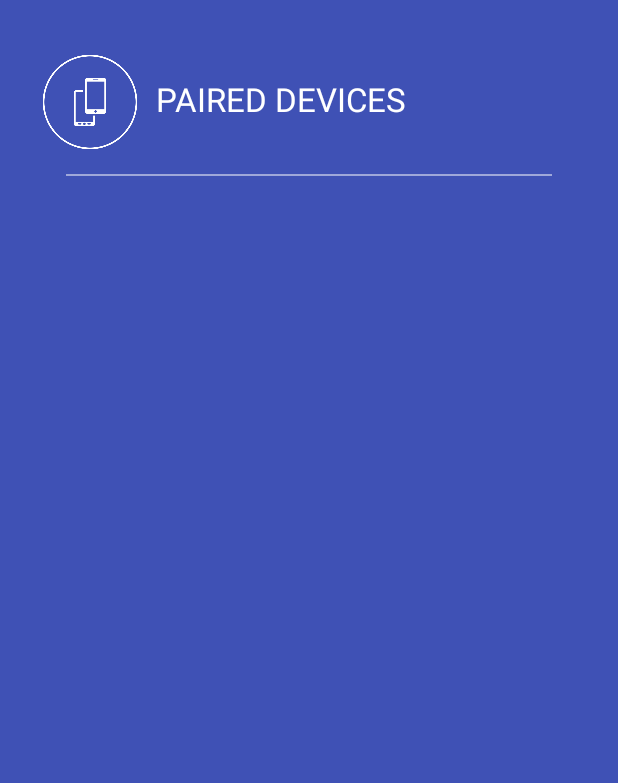
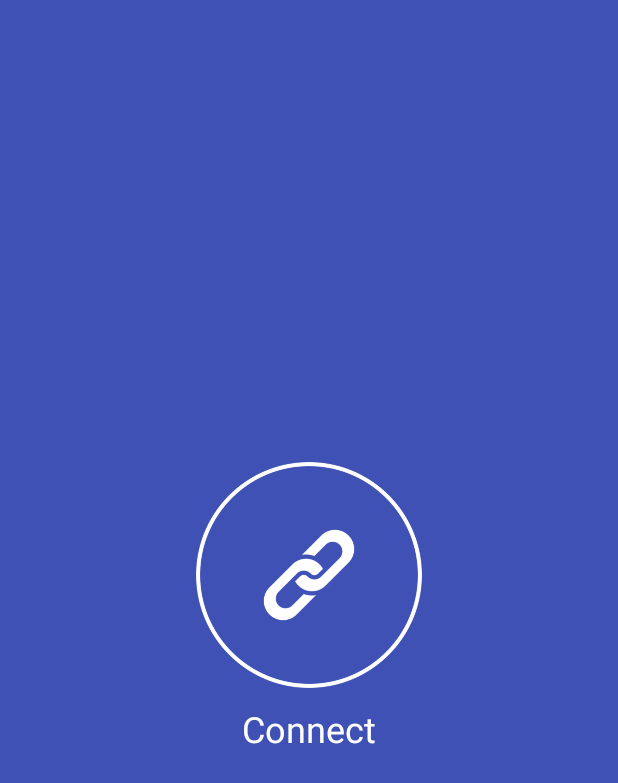
Before and after one commit to SonhnLab/ConstructionVehicle, an Android app: the screen it shows after launch (BluetoothActivity before the commit, ConnectActivity after it), after a tap on an icon or button, on a phone screen of 412 x 824 dp. Shown: the top 783 px of the screen. Run offline under Robolectric (Android 15) with nearby library versions, the phone set to English and light mode, and no system bars.

Commit message:
Fix layout_splash, layout_connect and ConnectActivity

```diff
--- a/app/src/main/java/com/sonhnlab/pc/constructionvehicle/activities/ConnectActivity.java
+++ b/app/src/main/java/com/sonhnlab/pc/constructionvehicle/activities/ConnectActivity.java
@@ -1,5 +1,6 @@
 package com.sonhnlab.pc.constructionvehicle.activities;
 
+import android.bluetooth.BluetoothAdapter;
 import android.content.Intent;
 import android.os.Bundle;
 import android.support.v7.app.AppCompatActivity;
@@ -20,6 +21,8 @@
 
     private static long sBackPressed;
 
+    private BluetoothAdapter mBluetoothAdapter = null;
+
     //endregion
 
     //region Override method
@@ -33,19 +36,37 @@
 
         tvConnect = (TextView) findViewById(R.id.tv_connect);
 
+        mBluetoothAdapter = BluetoothAdapter.getDefaultAdapter();
+
+        if (mBluetoothAdapter == null) {
+            Toast.makeText(getApplicationContext(), "Bluetooth device not available", Toast.LENGTH_SHORT).show();
+
+            finish();
+        }
+
         ivConnect.setOnClickListener(new View.OnClickListener() {
             @Override
             public void onClick(View view) {
-                Intent intent = new Intent(ConnectActivity.this, BluetoothActivity.class);
-                startActivity(intent);
+                if (!mBluetoothAdapter.isEnabled()) {
+                    Intent turnBTon = new Intent(BluetoothAdapter.ACTION_REQUEST_ENABLE);
+                    startActivityForResult(turnBTon, 1);
+                } else {
+                    Intent intent = new Intent(ConnectActivity.this, BluetoothActivity.class);
+                    startActivity(intent);
+                }
             }
         });
 
         tvConnect.setOnClickListener(new View.OnClickListener() {
             @Override
             public void onClick(View view) {
-                Intent intent = new Intent(ConnectActivity.this, BluetoothActivity.class);
-                startActivity(intent);
+                if (!mBluetoothAdapter.isEnabled()) {
+                    Intent turnBTon = new Intent(BluetoothAdapter.ACTION_REQUEST_ENABLE);
+                    startActivityForResult(turnBTon, 1);
+                } else {
+                    Intent intent = new Intent(ConnectActivity.this, BluetoothActivity.class);
+                    startActivity(intent);
+                }
             }
         });
     }
--- a/app/src/main/res/layout/activity_bluetooth.xml
+++ b/app/src/main/res/layout/activity_bluetooth.xml
@@ -43,8 +43,8 @@
         android:layout_width="match_parent"
         android:layout_height="wrap_content"
         android:layout_below="@+id/layout_paired"
-        android:paddingLeft="36dp"
-        android:paddingRight="36dp">
+        android:paddingLeft="24dp"
+        android:paddingRight="24dp">
 
         <View
             android:id="@+id/v_line"
@@ -60,8 +60,7 @@
         android:layout_below="@id/layout_line"
         android:paddingBottom="12dp"
         android:paddingLeft="36dp"
-        android:paddingRight="16dp"
-        android:paddingTop="12dp">
+        android:paddingRight="36dp">
 
     </ListView>
 
--- a/app/src/main/res/layout/activity_connect.xml
+++ b/app/src/main/res/layout/activity_connect.xml
@@ -5,11 +5,25 @@
     android:id="@+id/activity_connect"
     android:layout_width="match_parent"
     android:layout_height="match_parent"
+    android:background="@color/colorPrimary"
     android:paddingBottom="@dimen/activity_vertical_margin"
     android:paddingLeft="@dimen/activity_horizontal_margin"
     android:paddingRight="@dimen/activity_horizontal_margin"
-    android:background="@color/colorPrimary"
+    android:paddingTop="@dimen/activity_vertical_margin"
     tools:context="com.sonhnlab.pc.constructionvehicle.activities.ConnectActivity">
+
+    <RelativeLayout
+        android:layout_width="match_parent"
+        android:layout_height="wrap_content"
+        android:layout_centerInParent="true"
+        android:paddingBottom="24dip">
+
+        <ImageView
+            android:id="@+id/iv_connect"
+            android:layout_width="172dp"
+            android:layout_height="172dp"
+            android:layout_centerHorizontal="true"
+            android:src="@drawable/ic_connect"/>
 
         <TextView
             android:id="@+id/tv_connect"
@@ -19,15 +33,8 @@
             android:layout_centerHorizontal="true"
             android:text="Connect"
             android:textColor="@android:color/white"
-        android:textSize="22sp"/>
-
-    <ImageView
-        android:id="@+id/iv_connect"
-        android:layout_width="160dp"
-        android:layout_height="160dp"
-        android:layout_centerInParent="true"
-        android:src="@drawable/ic_connect"
-        android:layout_below="@+id/tv_splash"
-        android:layout_centerHorizontal="true"/>
+            android:textSize="24sp"/>
 
     </RelativeLayout>
+
+</RelativeLayout>
--- a/build.gradle
+++ b/build.gradle
@@ -5,7 +5,7 @@
         jcenter()
     }
     dependencies {
-        classpath 'com.android.tools.build:gradle:2.2.1'
+        classpath 'com.android.tools.build:gradle:2.2.2'
 
         // NOTE: Do not place your application dependencies here; they belong
         // in the individual module build.gradle files
```
Also changed, not shown: app/src/main/res/layout/activity_splash.xml (+8 -2 lines), app/src/main/res/layout/device_list_item.xml (+10 -5 lines). Lines whose indentation alone changed are shown as unchanged.
